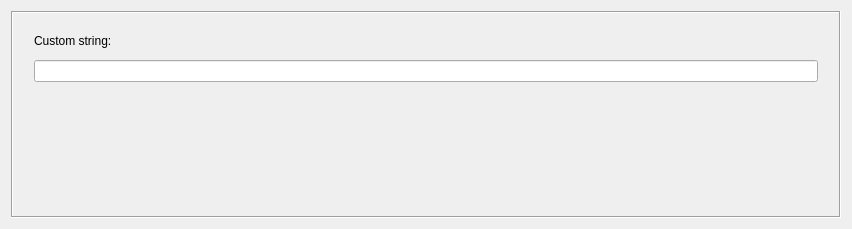
First picture: the form in src/firewallfabrik/gui/ui/actionsdialog_q.ui, repository Linuxfabrik/firewallfabrik, before the edit.
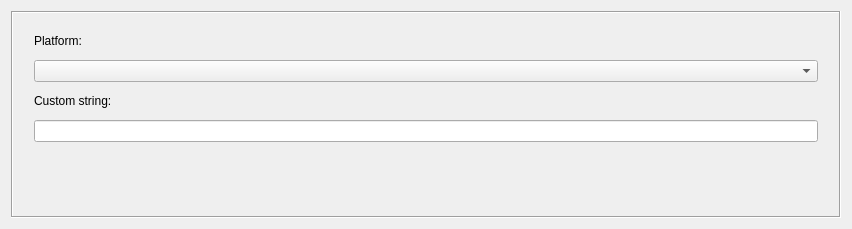
Second picture: the form after the edit. The open tabs and pages were chosen to show the change. Custom widgets are drawn as their Qt base class.

Commit message: feat(gui,compiler): a Custom action carries one statement per packet filter

The edit to the form file:
```diff
--- a/src/firewallfabrik/gui/ui/actionsdialog_q.ui
+++ b/src/firewallfabrik/gui/ui/actionsdialog_q.ui
@@ -233,6 +233,26 @@
           <property name="bottomMargin">
            <number>12</number>
           </property>
+          <item>
+           <widget class="QLabel" name="customPlatformLabel">
+            <property name="text">
+             <string>Platform:</string>
+            </property>
+            <property name="wordWrap">
+             <bool>false</bool>
+            </property>
+           </widget>
+          </item>
+          <item>
+           <widget class="QComboBox" name="custom_str_platform">
+            <property name="toolTip">
+             <string>A custom action carries one statement per packet filter, the way a
+Custom Service carries one code per platform.  A firewall switched
+from iptables to nftables keeps both, and each compiler reads its
+own.</string>
+            </property>
+           </widget>
+          </item>
           <item>
            <widget class="QLabel" name="textLabel1_2">
             <property name="text">
```
Left out of the diff: 8 changed lines with no effect on the pictures. The commit also changes 11 other files.
